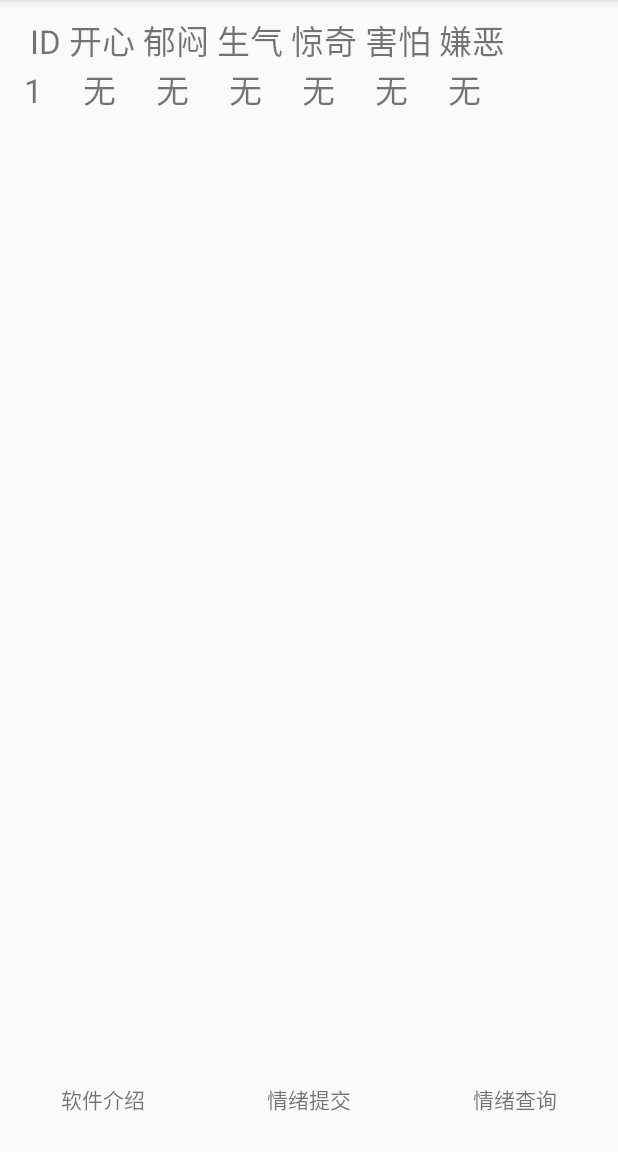
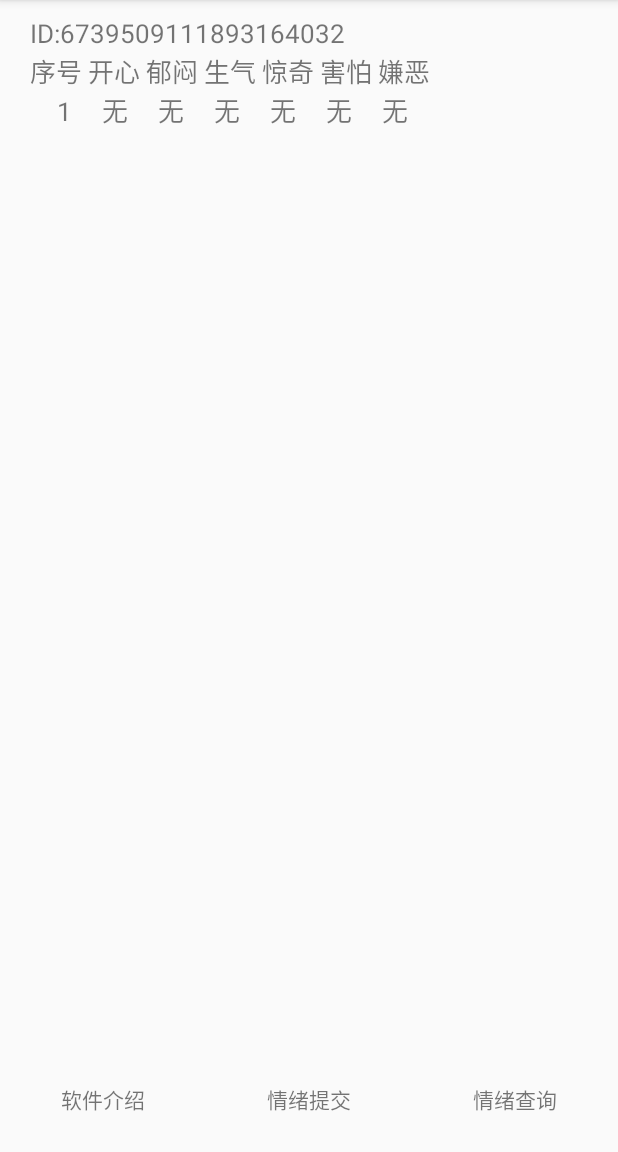
Before and after one commit to Kai-Zhang/HealthyLife, an Android app: the screen it shows after launch (MainActivity), after a tap on "情绪查询", on a phone screen of 412 x 824 dp, the part 84-1236 px from its top. Run offline under Robolectric (Android 15) with nearby library versions, the phone set to English and light mode, and no system bars.

Commit message:
change ui,meet some requirement

```diff
--- a/app/src/main/java/org/graduation/healthylife/QueryFragment.java
+++ b/app/src/main/java/org/graduation/healthylife/QueryFragment.java
@@ -11,6 +11,7 @@ import android.widget.TextView;
 
 import org.graduation.R;
 import org.graduation.database.DatabaseManager;
+import org.graduation.database.SharedPreferenceManager;
 
 /**
  * Created by javan on 2016/6/13.
@@ -21,11 +22,13 @@ public class QueryFragment extends Fragment{
     public View onCreateView(LayoutInflater inflater, ViewGroup container, Bundle savedInstanceState) {
         View view=inflater.inflate(R.layout.content_query, container, false);
         TextView textView=(TextView)view.findViewById(R.id.emotionTv);
+        TextView idTv=(TextView)view.findViewById(R.id.idTv);
+        idTv.setText("ID:"+SharedPreferenceManager.getManager().getString("phoneID", null));
         String text="";
         Cursor cursor= DatabaseManager.getDatabaseManager().queryEmotion();
         int cnt=1;
         while(cursor.moveToNext()){
-            text+="   "+cnt;
+            text+="  "+cnt;
             for(int i=1;i<=6;i++){
                 text+="     ";
                 int emotion=cursor.getInt(i);
--- a/app/src/main/res/layout/content_query.xml
+++ b/app/src/main/res/layout/content_query.xml
@@ -2,23 +2,31 @@
 <LinearLayout xmlns:android="http://schemas.android.com/apk/res/android"
     android:orientation="vertical" android:layout_width="match_parent"
     android:layout_height="match_parent">
-
+    <TextView
+        android:layout_width="wrap_content"
+        android:layout_height="wrap_content"
+        android:text="您的id是："
+        android:id="@+id/idTv"
+        android:textSize="17sp"
+        android:layout_marginLeft="20dp"
+        android:textIsSelectable="true" />
     <TextView
         android:layout_width="wrap_content"
         android:layout_height="wrap_content"
         android:text="@string/emotionQueryTitle"
         android:id="@+id/textView6"
-        android:textSize="22sp"
+        android:textSize="17sp"
         android:layout_marginLeft="20dp" />
     <ScrollView
         android:layout_width="match_parent"
         android:layout_height="match_parent"
         android:id="@+id/scrollView"
-        android:layout_gravity="center_horizontal">
+        android:layout_gravity="center_horizontal"
+        android:layout_marginLeft="20dp">
         <TextView
             android:layout_width="wrap_content"
             android:layout_height="wrap_content"
             android:id="@+id/emotionTv"
-            android:textSize="22sp"/>
+            android:textSize="17sp"/>
     </ScrollView>>
 </LinearLayout>
--- a/app/src/main/res/values/strings.xml
+++ b/app/src/main/res/values/strings.xml
@@ -15,7 +15,7 @@
     <string name="introduction">软件介绍</string>
     <string name="submitTv">情绪提交</string>
     <string name="emotionQuery">情绪查询</string>
-    <string name="emotionQueryTitle">ID 开心 郁闷 生气 惊奇 害怕 嫌恶</string>
+    <string name="emotionQueryTitle">序号 开心 郁闷 生气 惊奇 害怕 嫌恶</string>
     <string name="introText">本应用主要用于收集用户数据.\n该数据将用于预测用户情绪的研究工作.\n
         本应用应当每天10am,4pm,10pm三次提醒用户记录心情。但可能由于被管理软件清理而不能发出提醒。\n
         如果发生这样的情况，希望用户能够主动记录心情数据。但两次记录数据间隔不得低于五小时。\n
```
Also changed, not shown: 1 other file.
